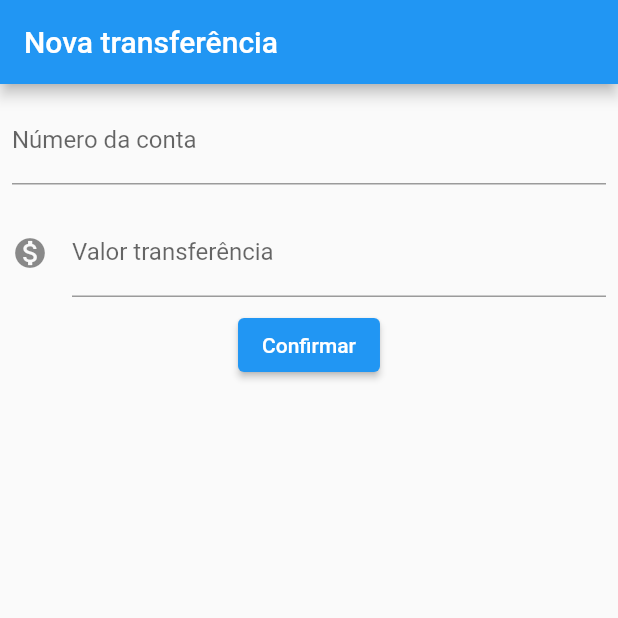
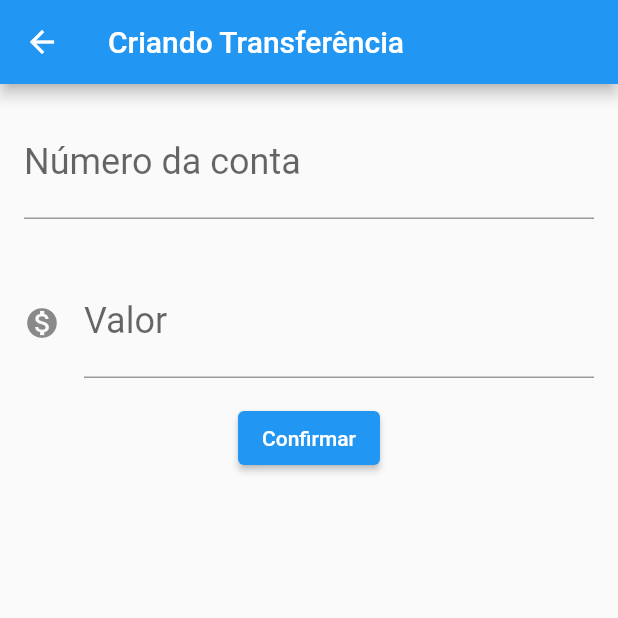
Before and after one commit to brulilika/Flutter, a Flutter app: the FormularioTransferencia screen opened directly, after a tap on "Confirmar", on a phone screen of 412 x 824 dp, the top half of it. Run offline on Flutter 3.47's test engine with Material 2 defaults, Android fonts, the phone set to English and light mode, and no system bars.

Commit message:
ajuste de arquitetura de pastas do projeto

```diff
--- /dev/null
+++ b/01-FundFlutter/bytebank/lib/components/Editor.dart
@@ -0,0 +1,32 @@
+import 'package:flutter/material.dart';
+
+class Editor extends StatelessWidget {
+  final TextEditingController controlador;
+  final String rotulo;
+  final String dica;
+  final IconData? icone;
+
+  Editor({
+    required this.controlador,
+    required this.rotulo,
+    required this.dica,
+    this.icone,
+  });
+
+  @override
+  Widget build(BuildContext context) {
+    return Padding(
+      padding: const EdgeInsets.all(16.0),
+      child: TextField(
+        controller: controlador,
+        style: TextStyle(fontSize: 24.0),
+        decoration: InputDecoration(
+          icon: icone != null ? Icon(icone) : null,
+          labelText: rotulo,
+          hintText: dica,
+        ),
+        keyboardType: TextInputType.number,
+      ),
+    );
+  }
+}
--- a/01-FundFlutter/bytebank/lib/main.dart
+++ b/01-FundFlutter/bytebank/lib/main.dart
@@ -1,135 +1,26 @@
 // ignore_for_file: prefer_const_constructors, prefer_const_literals_to_create_immutables
-
-import 'dart:isolate';
-import 'dart:ui';
-
+import 'package:bytebank/screens/ListaTransferencia.dart';
 import 'package:flutter/material.dart';
 
 //Coloca isso no root
-void main() => runApp(ByteBankApp());
+void main() => runApp(BytebankApp());
 
-class ByteBankApp extends StatelessWidget {
+class BytebankApp extends StatelessWidget {
+  const BytebankApp({Key? key}) : super(key: key);
+
   @override
   Widget build(BuildContext context) {
     return MaterialApp(
-        home: Scaffold(
-      body: FormularioTransferencia(),
-    ));
-  }
-}
-
-/*
-Refatorações aplicadas seguindo as boas praticas de programacao
-apresentadas
-*/
-
-/*
-A diferença mais importante é que o stateless é um widget estático, ou seja,
-não temos como gerenciar o estado dele. E o stateful é completamente dinâmico
-e nos dá o poder de torná-lo mutável através da gerência de estados.
-https://www.alura.com.br/artigos/flutter-diferenca-entre-stateless-e-statefull-widget
-*/
-class ListaTransferencia extends StatelessWidget {
-  @override
-  Widget build(BuildContext context) {
-    return Scaffold(
-      appBar: AppBar(
-        title: Text('Transferências'),
+      theme: ThemeData(
+        primaryColor: Colors.green[900],
+        buttonTheme: ButtonThemeData(
+          buttonColor: Colors.blueAccent[700],
+          textTheme: ButtonTextTheme.primary,
+        ),
+        colorScheme: ColorScheme.fromSwatch()
+            .copyWith(secondary: Colors.blueAccent[700]),
       ),
-      floatingActionButton: FloatingActionButton(
-        onPressed: () {},
-        child: Icon(Icons.add),
-      ),
-      body: Column(
-        children: <Widget>[
-          ItemTransferencia(Transferencia(100.00, 123)),
-          ItemTransferencia(Transferencia(200.00, 456)),
-          ItemTransferencia(Transferencia(300.00, 789)),
-        ],
-      ),
+      home: ListaTransferencias(),
     );
   }
 }
-
-//Quebra dos componentes em menores partes
-class ItemTransferencia extends StatelessWidget {
-  Transferencia _transferencia;
-
-  ItemTransferencia(this._transferencia);
-  @override
-  Widget build(BuildContext context) {
-    return Card(
-        child: ListTile(
-      leading: Icon(Icons.monetization_on),
-      title: Text(_transferencia.valor.toString()),
-      subtitle: Text(_transferencia.numeroConta.toString()),
-    ));
-  }
-}
-
-//Classe para auxiliar no significado do que esta sendo realizado
-class Transferencia {
-  late final double valor;
-  late final int numeroConta;
-
-  Transferencia(this.valor, this.numeroConta);
-}
-
-class FormularioTransferencia extends StatelessWidget {
-  final TextEditingController _numContaController = TextEditingController();
-  final TextEditingController _valorTransController = TextEditingController();
-
-  @override
-  Widget build(BuildContext context) {
-    return Scaffold(
-      appBar: AppBar(
-        title: Text('Nova transferência'),
-      ),
-      body: Column(
-        children: <Widget>[
-          Padding(
-            padding: const EdgeInsets.all(8.0),
-            child: TextField(
-              controller: _numContaController,
-              maxLength: 5,
-              keyboardType: TextInputType.number,
-              style: TextStyle(fontSize: 16.0),
-              decoration: InputDecoration(
-                  labelText: 'Número da conta',
-                  hintText: '00000',
-                  counterText: ''),
-            ),
-          ),
-          Padding(
-            padding: const EdgeInsets.all(8.0),
-            child: TextField(
-              controller: _valorTransController,
-              keyboardType: TextInputType.number,
-              style: TextStyle(fontSize: 16.0),
-              decoration: InputDecoration(
-                  labelText: 'Valor transferência',
-                  hintText: '00,00',
-                  icon: Icon(Icons.monetization_on)),
-            ),
-          ),
-          ElevatedButton(
-              onPressed: () {
-                final int? numeroConta = int.tryParse(_numContaController.text);
-                final double? valor =
-                    double.tryParse(_valorTransController.text);
-                if (numeroConta != null && valor != null) {
-                  final transferenciaCriada = Transferencia(valor, numeroConta);
-                  ScaffoldMessenger.of(context).showSnackBar(
-                    SnackBar(
-                      content: Text(
-                          'Conta: ${transferenciaCriada.numeroConta} Valor: ${transferenciaCriada.valor}'),
-                    ),
-                  );
-                }
-              },
-              child: Text('Confirmar'))
-        ],
-      ),
-    );
-  }
-}
--- /dev/null
+++ b/01-FundFlutter/bytebank/lib/models/Transferencia.dart
@@ -0,0 +1,14 @@
+class Transferencia {
+  final double valor;
+  final int numeroConta;
+
+  Transferencia(
+    this.valor,
+    this.numeroConta,
+  );
+
+  @override
+  String toString() {
+    return 'Transferencia{valor: $valor, numeroConta: $numeroConta}';
+  }
+}
--- /dev/null
+++ b/01-FundFlutter/bytebank/lib/screens/FormularioTransferencia.dart
@@ -0,0 +1,64 @@
+import 'package:bytebank/components/editor.dart';
+import 'package:bytebank/models/Transferencia.dart';
+import 'package:flutter/material.dart';
+
+const _tituloAppBar = 'Criando Transferência';
+
+const _rotuloCampoValor = 'Valor';
+const _dicaCampoValor = '0.00';
+
+const _rotuloCampoNumeroConta = 'Número da conta';
+const _dicaCampoNumeroConta = '0000';
+
+const _textoBotaoConfirmar = 'Confirmar';
+
+class FormularioTransferencia extends StatefulWidget {
+  @override
+  State<StatefulWidget> createState() {
+    return FormularioTransferenciaState();
+  }
+}
+
+class FormularioTransferenciaState extends State<FormularioTransferencia> {
+  final TextEditingController _controladorCampoNumeroConta =
+      TextEditingController();
+  final TextEditingController _controladorCampoValor = TextEditingController();
+
+  @override
+  Widget build(BuildContext context) {
+    return Scaffold(
+        appBar: AppBar(
+          title: Text(_tituloAppBar),
+        ),
+        body: SingleChildScrollView(
+          child: Column(
+            children: <Widget>[
+              Editor(
+                controlador: _controladorCampoNumeroConta,
+                dica: _dicaCampoNumeroConta,
+                rotulo: _rotuloCampoNumeroConta,
+              ),
+              Editor(
+                dica: _dicaCampoValor,
+                controlador: _controladorCampoValor,
+                rotulo: _rotuloCampoValor,
+                icone: Icons.monetization_on,
+              ),
+              ElevatedButton(
+                child: Text(_textoBotaoConfirmar),
+                onPressed: () => _criaTransferencia(context),
+              ),
+            ],
+          ),
+        ));
+  }
+
+  void _criaTransferencia(BuildContext context) {
+    final int? numeroConta = int.tryParse(_controladorCampoNumeroConta.text);
+    final double? valor = double.tryParse(_controladorCampoValor.text);
+    if (numeroConta != null && valor != null) {
+      final transferenciaCriada = Transferencia(valor, numeroConta);
+      Navigator.pop(context, transferenciaCriada);
+    }
+  }
+}
```
Also changed, not shown: 01-FundFlutter/bytebank/lib/screens/ListaTransferencia.dart (added, +66 -0 lines), 1 other file.
